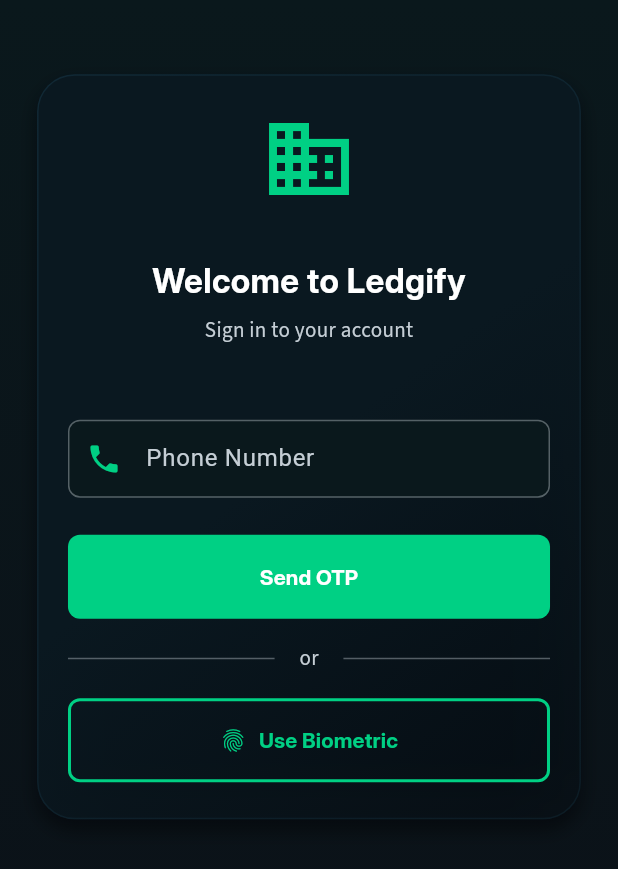
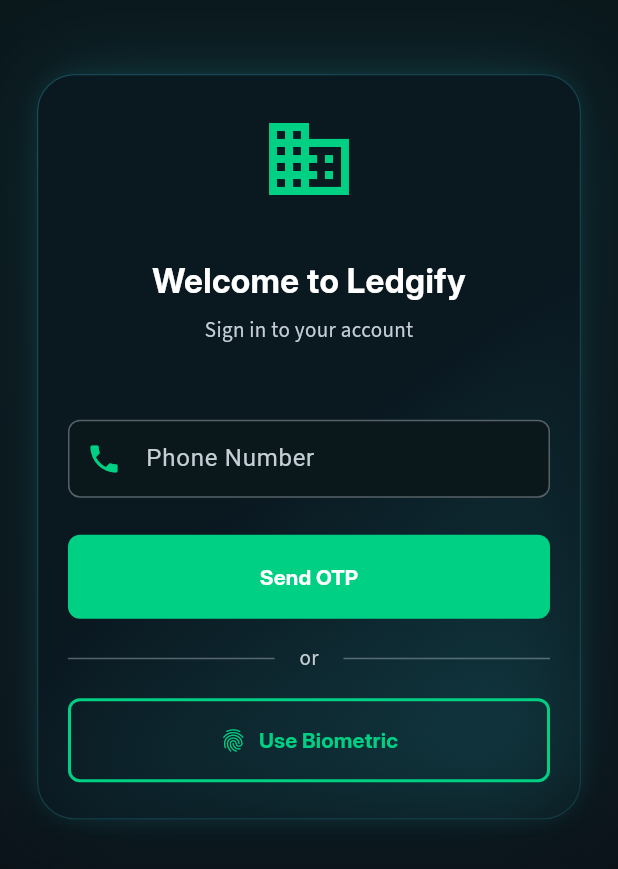
Before and after one commit to UK-Dev786/ledgfy, a Flutter app: the screen it shows after launch, on a phone screen of 412 x 824 dp. Shown: the top 869 px of the screen. Run offline on Flutter 3.47's test engine with Material 3 defaults, Android fonts, the phone set to English and light mode, and no system bars; our stand-ins replace flutter_riverpod, go_router.

Commit message:
add glow to the mirror_card.

```diff
--- a/lib/core/widgets/mirror_card.dart
+++ b/lib/core/widgets/my_card.dart
@@ -2,23 +2,23 @@
 
 import 'package:flutter/material.dart';
 
-enum MirrorCardTint { auto, light, dark }
+enum MyCardTint { auto, light, dark }
 
-class MirrorCard extends StatelessWidget {
+class MyCard extends StatelessWidget {
   final Widget child;
   final EdgeInsetsGeometry padding;
   final double borderRadius;
   final double blur;
-  final MirrorCardTint tint;
+  final MyCardTint tint;
   final bool border;
 
-  const MirrorCard({
+  const MyCard({
     super.key,
     required this.child,
     this.padding = const EdgeInsets.all(24),
     this.borderRadius = 20,
     this.blur = 20,
-    this.tint = MirrorCardTint.auto,
+    this.tint = MyCardTint.auto,
     this.border = true,
   });
 
@@ -30,27 +30,42 @@
     final Color glassBase = const Color(0xFF0A1820).withValues(alpha: 1.0);
     final Color dim = const Color(0xFF0A1820).withValues(alpha: 0.06);
 
-    final Color borderTopLeft = const Color(0xFF112A37).withValues(alpha: 0.90);
+    final Color borderTopLeft = const Color(0xFF36CFE6).withValues(alpha: 0.30);
     final Color borderBottomRight = const Color(
-      0xFF0D1F29,
-    ).withValues(alpha: 0.80);
+      0xFF36CFE6,
+    ).withValues(alpha: 0.15);
 
     return Container(
       decoration: BoxDecoration(
         borderRadius: radius,
         boxShadow: [
+          // Deep drop shadow — lifts card off background
           BoxShadow(
-            color: const Color(0xFF000000).withValues(alpha: 0.50),
-            blurRadius: 10,
+            color: const Color(0xFF000000).withValues(alpha: 0.55),
+            blurRadius: 24,
             spreadRadius: 0,
-            offset: const Offset(0, 6),
+            offset: const Offset(0, 10),
           ),
-
+          // Wide ambient teal glow
           BoxShadow(
-            color: const Color(0xFF00132B).withValues(alpha: 0.12),
-            blurRadius: 5,
-            spreadRadius: 0,
+            color: const Color(0xFF36CFE6).withValues(alpha: 0.18),
+            blurRadius: 48,
+            spreadRadius: -4,
             offset: const Offset(0, 0),
+          ),
+          // Tight border glow — top
+          BoxShadow(
+            color: const Color(0xFF36CFE6).withValues(alpha: 0.10),
+            blurRadius: 12,
+            spreadRadius: -2,
+            offset: const Offset(0, -2),
+          ),
+          // Tight border glow — bottom
+          BoxShadow(
+            color: const Color(0xFF36CFE6).withValues(alpha: 0.05),
+            blurRadius: 12,
+            spreadRadius: -2,
+            offset: const Offset(0, 4),
           ),
         ],
       ),
@@ -119,7 +134,7 @@
     final rrect = radius.toRRect(rect);
     final paint = Paint()
       ..style = PaintingStyle.stroke
-      ..strokeWidth = 2
+      ..strokeWidth = 1.5
       ..shader = LinearGradient(
         begin: Alignment.topLeft,
         end: Alignment.bottomRight,
--- a/lib/features/auth/presentation/pages/login_page.dart
+++ b/lib/features/auth/presentation/pages/login_page.dart
@@ -6,7 +6,7 @@
 import '../../../../core/constants/app_sizes.dart';
 import '../../../../core/extensions/context_extensions.dart';
 import '../../../../core/widgets/themed_gradient_bg.dart';
-import '../../../../core/widgets/mirror_card.dart';
+import '../../../../core/widgets/my_card.dart';
 import '../../../../core/widgets/my_button.dart';
 import '../../../../core/widgets/my_text.dart';
 import '../../../../core/widgets/my_text_field.dart';
@@ -40,8 +40,8 @@
               vertical: context.h * 6,
             ),
             child: Center(
-              child: MirrorCard(
-                tint: MirrorCardTint.dark,
+              child: MyCard(
+                tint: MyCardTint.dark,
                 borderRadius: AppSizes.radiusLg,
                 blur: 30,
                 padding: EdgeInsets.fromLTRB(
```
